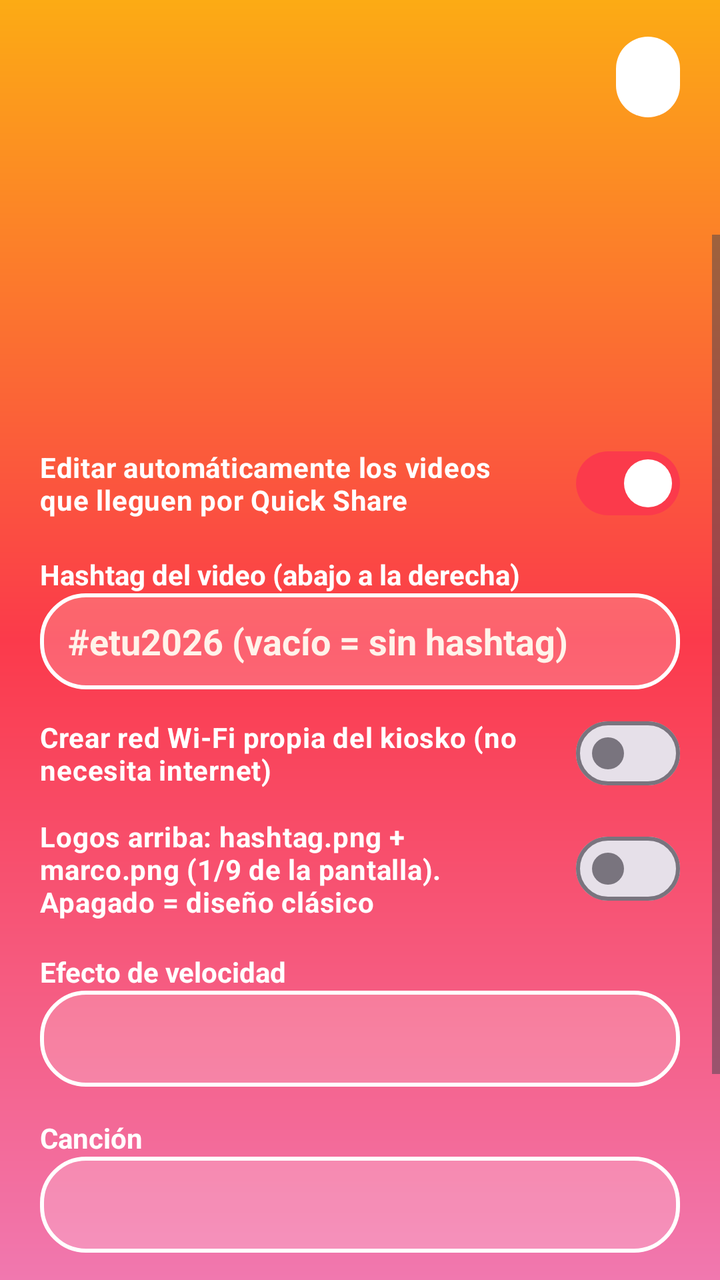
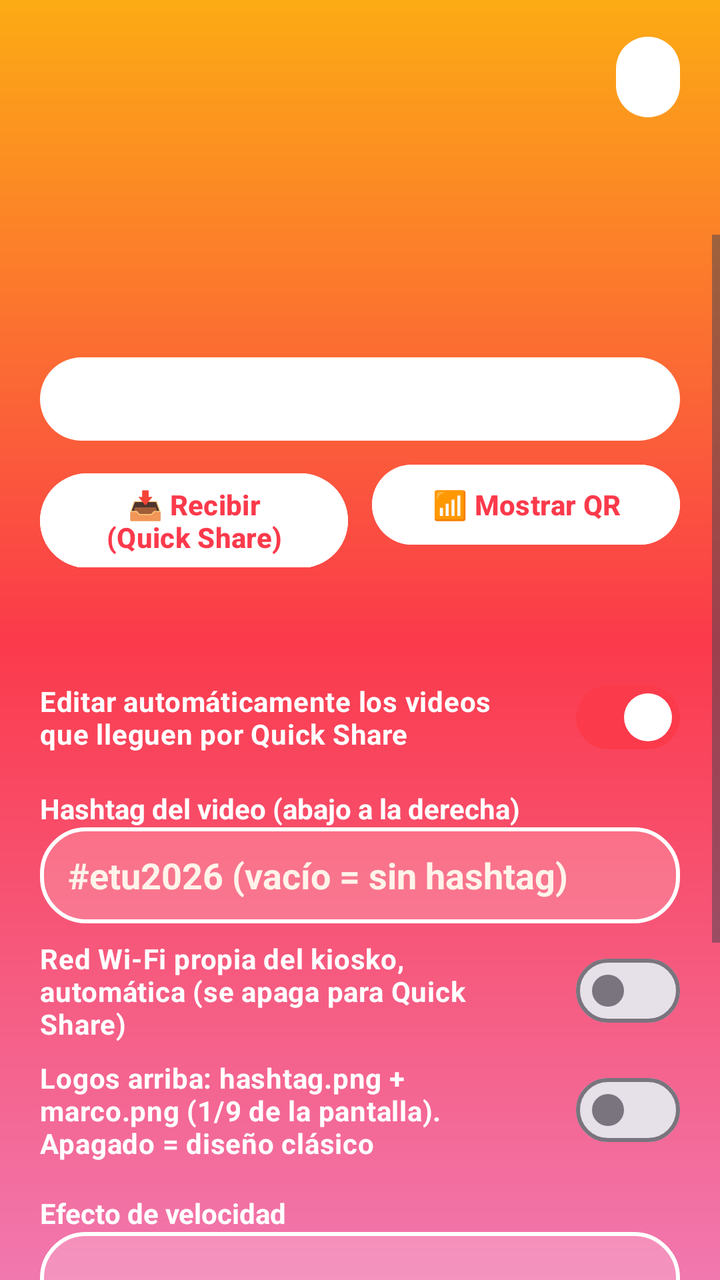

Compare the two renders of this Android layout. The source of the first and the diff that turns it into the second are given below.
<!-- AndroidManifest.xml: application theme Theme.Kiosko -->
<!-- res/layout/activity_main.xml -->
<?xml version="1.0" encoding="utf-8"?>
<LinearLayout xmlns:android="http://schemas.android.com/apk/res/android"
    xmlns:app="http://schemas.android.com/apk/res-auto"
    android:layout_width="match_parent"
    android:layout_height="match_parent"
    android:background="@drawable/bg_screen"
    android:orientation="vertical">

    
    <LinearLayout
        android:layout_width="match_parent"
        android:layout_height="wrap_content"
        android:gravity="center_vertical"
        android:orientation="horizontal"
        android:paddingStart="20dp"
        android:paddingTop="16dp"
        android:paddingEnd="20dp">

        <TextView
            android:id="@+id/hashtag"
            android:layout_width="0dp"
            android:layout_height="wrap_content"
            android:layout_weight="1"
            android:rotation="-3"
            android:shadowColor="@color/coral"
            android:shadowDy="4"
            android:shadowRadius="1"
            android:textColor="@color/blanco"
            android:textSize="34sp"
            android:textStyle="bold" />

        <TextView
            android:id="@+id/counter"
            android:layout_width="wrap_content"
            android:layout_height="wrap_content"
            android:background="@drawable/bg_pill"
            android:paddingStart="16dp"
            android:paddingTop="8dp"
            android:paddingEnd="16dp"
            android:paddingBottom="8dp"
            android:textColor="@color/rojo"
            android:textSize="18sp"
            android:textStyle="bold" />
    </LinearLayout>

    <com.google.android.material.tabs.TabLayout
        android:id="@+id/tabs"
        android:layout_width="match_parent"
        android:layout_height="wrap_content"
        android:layout_marginTop="8dp"
        android:background="@android:color/transparent"
        app:tabIndicatorColor="@color/blanco"
        app:tabIndicatorFullWidth="false"
        app:tabIndicatorHeight="4dp"
        app:tabSelectedTextColor="@color/blanco"
        app:tabTextColor="@color/blanco_suave" />

    <FrameLayout
        android:layout_width="match_parent"
        android:layout_height="0dp"
        android:layout_weight="1">

        
        <ScrollView
            android:id="@+id/livePanel"
            android:layout_width="match_parent"
            android:layout_height="match_parent"
            android:fillViewport="true">

            <LinearLayout
                android:layout_width="match_parent"
                android:layout_height="wrap_content"
                android:gravity="center_horizontal"
                android:orientation="vertical"
                android:padding="20dp">

                <TextView
                    android:id="@+id/status"
                    android:layout_width="match_parent"
                    android:layout_height="wrap_content"
                    android:gravity="center"
                    android:textColor="@color/blanco"
                    android:textSize="22sp"
                    android:textStyle="bold" />

                <ProgressBar
                    android:id="@+id/progress"
                    style="?android:attr/progressBarStyleHorizontal"
                    android:layout_width="match_parent"
                    android:layout_height="wrap_content"
                    android:layout_marginTop="12dp"
                    android:max="100"
                    android:progressBackgroundTint="@color/blanco_suave"
                    android:progressTint="@color/blanco"
                    android:visibility="gone" />

                
                <LinearLayout
                    android:id="@+id/resultRow"
                    android:layout_width="match_parent"
                    android:layout_height="wrap_content"
                    android:layout_marginTop="20dp"
                    android:baselineAligned="false"
                    android:gravity="center"
                    android:orientation="horizontal"
                    android:visibility="gone">

                    <LinearLayout
                        android:layout_width="0dp"
                        android:layout_height="wrap_content"
                        android:layout_marginEnd="12dp"
                        android:layout_weight="1"
                        android:background="@drawable/bg_card"
                        android:gravity="center_horizontal"
                        android:orientation="vertical"
                        android:padding="8dp">

                        <ImageView
                            android:id="@+id/preview"
                            android:layout_width="match_parent"
                            android:layout_height="300dp"
                            android:contentDescription="@string/preview_description"
                            android:scaleType="fitCenter" />

                        <TextView
                            android:id="@+id/previewLabel"
                            android:layout_width="wrap_content"
                            android:layout_height="wrap_content"
                            android:layout_marginTop="6dp"
                            android:textColor="@color/blanco"
                            android:textSize="16sp"
                            android:textStyle="bold" />
                    </LinearLayout>

                    <LinearLayout
                        android:layout_width="0dp"
                        android:layout_height="wrap_content"
                        android:layout_weight="1"
                        android:gravity="center_horizontal"
                        android:orientation="vertical">

                        <ImageView
                            android:id="@+id/qr"
                            android:layout_width="match_parent"
                            android:layout_height="wrap_content"
                            android:adjustViewBounds="true"
                            android:background="@drawable/bg_qr"
                            android:contentDescription="@string/qr_description"
                            android:padding="12dp"
                            android:scaleType="fitCenter" />

                        <TextView
                            android:layout_width="wrap_content"
                            android:layout_height="wrap_content"
                            android:layout_marginTop="10dp"
                            android:background="@drawable/bg_pill"
                            android:paddingStart="14dp"
                            android:paddingTop="6dp"
                            android:paddingEnd="14dp"
                            android:paddingBottom="6dp"
                            android:text="@string/scan_me"
                            android:textColor="@color/rojo"
                            android:textSize="16sp"
                            android:textStyle="bold" />
                    </LinearLayout>
                </LinearLayout>

                <CheckBox
                    android:id="@+id/authorizeCheck"
                    android:layout_width="match_parent"
                    android:layout_height="wrap_content"
                    android:layout_marginTop="14dp"
                    android:background="@drawable/bg_card"
                    android:buttonTint="@color/blanco"
                    android:minHeight="56dp"
                    android:padding="10dp"
                    android:text="@string/authorize"
                    android:textColor="@color/blanco"
                    android:textSize="18sp"
                    android:textStyle="bold"
                    android:visibility="gone" />

                
                <LinearLayout
                    android:id="@+id/wifiRow"
                    android:layout_width="match_parent"
                    android:layout_height="wrap_content"
                    android:layout_marginTop="14dp"
                    android:background="@drawable/bg_card"
                    android:gravity="center_vertical"
                    android:orientation="horizontal"
                    android:padding="10dp"
                    android:visibility="gone">

                    <ImageView
                        android:id="@+id/wifiQr"
                        android:layout_width="130dp"
                        android:layout_height="130dp"
                        android:background="@drawable/bg_qr"
                        android:contentDescription="@string/wifi_qr_description"
                        android:padding="6dp"
                        android:scaleType="fitCenter" />

                    <TextView
                        android:id="@+id/wifiText"
                        android:layout_width="0dp"
                        android:layout_height="wrap_content"
                        android:layout_marginStart="12dp"
                        android:layout_weight="1"
                        android:textColor="@color/blanco"
                        android:textSize="15sp" />
                </LinearLayout>

                <TextView
                    android:id="@+id/url"
                    android:layout_width="wrap_content"
                    android:layout_height="wrap_content"
                    android:layout_marginTop="8dp"
                    android:textColor="@color/blanco_suave"
                    android:textIsSelectable="true"
                    android:textSize="14sp" />

                <com.google.android.material.materialswitch.MaterialSwitch
                    android:id="@+id/autoSwitch"
                    android:layout_width="match_parent"
                    android:layout_height="wrap_content"
                    android:layout_marginTop="24dp"
                    android:checked="true"
                    android:text="@string/auto_process"
                    android:textColor="@color/blanco"
                    android:textStyle="bold" />

                <TextView
                    android:layout_width="match_parent"
                    android:layout_height="wrap_content"
                    android:layout_marginTop="12dp"
                    android:text="@string/hashtag_label"
                    android:textColor="@color/blanco"
                    android:textStyle="bold" />

                <EditText
                    android:id="@+id/hashtagInput"
                    android:layout_width="match_parent"
                    android:layout_height="wrap_content"
                    android:background="@drawable/bg_card"
                    android:hint="@string/hashtag_hint"
                    android:importantForAutofill="no"
                    android:inputType="text"
                    android:maxLength="40"
                    android:minHeight="48dp"
                    android:paddingStart="14dp"
                    android:paddingEnd="14dp"
                    android:textColor="@color/blanco"
                    android:textColorHint="@color/blanco_suave"
                    android:textStyle="bold" />

                <com.google.android.material.materialswitch.MaterialSwitch
                    android:id="@+id/ownNetworkSwitch"
                    android:layout_width="match_parent"
                    android:layout_height="wrap_content"
                    android:layout_marginTop="8dp"
                    android:text="@string/own_network"
                    android:textColor="@color/blanco"
                    android:textStyle="bold" />

                <com.google.android.material.materialswitch.MaterialSwitch
                    android:id="@+id/doubleLogoSwitch"
                    android:layout_width="match_parent"
                    android:layout_height="wrap_content"
                    android:layout_marginTop="8dp"
                    android:text="@string/double_logo"
                    android:textColor="@color/blanco"
                    android:textStyle="bold" />

                <TextView
                    android:id="@+id/doubleLogoWarning"
                    android:layout_width="match_parent"
                    android:layout_height="wrap_content"
                    android:text="@string/double_logo_missing"
                    android:textColor="@color/blanco"
                    android:visibility="gone" />

                <TextView
                    android:layout_width="match_parent"
                    android:layout_height="wrap_content"
                    android:layout_marginTop="16dp"
                    android:text="@string/speed_label"
                    android:textColor="@color/blanco"
                    android:textStyle="bold" />

                <Spinner
                    android:id="@+id/speedSpinner"
                    android:layout_width="match_parent"
                    android:layout_height="wrap_content"
                    android:background="@drawable/bg_card"
                    android:minHeight="48dp"
                    android:popupBackground="@color/blanco" />

                <TextView
                    android:layout_width="match_parent"
                    android:layout_height="wrap_content"
                    android:layout_marginTop="16dp"
                    android:text="@string/music_label"
                    android:textColor="@color/blanco"
                    android:textStyle="bold" />

                <Spinner
                    android:id="@+id/musicSpinner"
                    android:layout_width="match_parent"
                    android:layout_height="wrap_content"
                    android:background="@drawable/bg_card"
                    android:minHeight="48dp"
                    android:popupBackground="@color/blanco" />

                <TextView
                    android:id="@+id/musicWarning"
                    android:layout_width="match_parent"
                    android:layout_height="wrap_content"
                    android:text="@string/music_missing"
                    android:textColor="@color/blanco"
                    android:visibility="gone" />

                <Button
                    android:id="@+id/pickButton"
                    android:layout_width="match_parent"
                    android:layout_height="wrap_content"
                    android:layout_marginTop="16dp"
                    android:backgroundTint="@color/blanco"
                    android:text="@string/pick_video"
                    android:textColor="@color/rojo"
                    android:textStyle="bold" />

                <TextView
                    android:id="@+id/networkInfo"
                    android:layout_width="match_parent"
                    android:layout_height="wrap_content"
                    android:layout_marginTop="16dp"
                    android:textColor="@color/blanco_suave"
                    android:textSize="13sp" />

                <TextView
                    android:id="@+id/folderInfo"
                    android:layout_width="match_parent"
                    android:layout_height="wrap_content"
                    android:layout_marginTop="8dp"
                    android:textColor="@color/blanco_suave"
                    android:textSize="12sp" />
            </LinearLayout>
        </ScrollView>

        
        <LinearLayout
            android:id="@+id/historyPanel"
            android:layout_width="match_parent"
            android:layout_height="match_parent"
            android:orientation="vertical"
            android:paddingStart="12dp"
            android:paddingEnd="12dp"
            android:visibility="gone">

            <TextView
                android:id="@+id/historyCount"
                android:layout_width="match_parent"
                android:layout_height="wrap_content"
                android:padding="8dp"
                android:textColor="@color/blanco"
                android:textStyle="bold" />

            <TextView
                android:id="@+id/historyEmpty"
                android:layout_width="match_parent"
                android:layout_height="wrap_content"
                android:gravity="center"
                android:padding="32dp"
                android:text="@string/history_empty"
                android:textColor="@color/blanco"
                android:textSize="16sp"
                android:visibility="gone" />

            <androidx.recyclerview.widget.RecyclerView
                android:id="@+id/historyList"
                android:layout_width="match_parent"
                android:layout_height="0dp"
                android:layout_weight="1"
                android:clipToPadding="false"
                android:paddingBottom="16dp" />
        </LinearLayout>
    </FrameLayout>
</LinearLayout>
<!-- resources referenced by this layout -->
<resources>
  <color name="blanco">#FFFFFF</color>
  <color name="blanco_suave">#FFF3EA</color>
  <color name="coral">#F54945</color>
  <color name="rojo">#FB3A4B</color>
  <!-- drawable bg_card (drawable) -->
  <?xml version="1.0" encoding="utf-8"?>
  <shape xmlns:android="http://schemas.android.com/apk/res/android">
      <solid android:color="@color/fondo_tarjeta" />
      <stroke android:width="2dp" android:color="@color/blanco" />
      <corners android:radius="22dp" />
  </shape>
  <!-- drawable bg_pill (drawable) -->
  <?xml version="1.0" encoding="utf-8"?>
  <shape xmlns:android="http://schemas.android.com/apk/res/android">
      <solid android:color="@color/blanco" />
      <corners android:radius="999dp" />
  </shape>
  <!-- drawable bg_qr (drawable) -->
  <?xml version="1.0" encoding="utf-8"?>
  <shape xmlns:android="http://schemas.android.com/apk/res/android">
      <solid android:color="@color/blanco" />
      <stroke android:width="5dp" android:color="@color/coral" />
      <corners android:radius="22dp" />
  </shape>
  <!-- drawable bg_screen (drawable) -->
  <?xml version="1.0" encoding="utf-8"?>
  <shape xmlns:android="http://schemas.android.com/apk/res/android">
      <gradient
          android:angle="300"
          android:centerColor="@color/rojo"
          android:endColor="@color/rosa"
          android:startColor="@color/amarillo"
          android:type="linear" />
  </shape>
  <string name="authorize">Autorizo compartir mi video en redes sociales</string>
  <string name="auto_process">Editar automáticamente los videos que lleguen por Quick Share</string>
  <string name="double_logo">Logos arriba: hashtag.png + marco.png (1/9 de la pantalla). Apagado = diseño clásico</string>
  <string name="double_logo_missing">⚠️ No se encontró hashtag.png en Download &gt; INSUMOS: se usará el diseño clásico.</string>
  <string name="hashtag_hint">#etu2026 (vacío = sin hashtag)</string>
  <string name="hashtag_label">Hashtag del video (abajo a la derecha)</string>
  <string name="history_empty">Todavía no hay videos procesados.</string>
  <string name="music_label">Canción</string>
  <string name="music_missing">No se encontraron canciones. Copia los .mp3 en Almacenamiento interno &gt; Download &gt; INSUMOS y da permiso de \"Música y audio\" a la app.</string>
  <string name="own_network">Crear red Wi-Fi propia del kiosko (no necesita internet)</string>
  <string name="pick_video">Elegir un video manualmente</string>
  <string name="preview_description">Vista previa del video a compartir</string>
  <string name="qr_description">Código QR para descargar el video</string>
  <string name="scan_me">Escanéame 📲</string>
  <string name="speed_label">Efecto de velocidad</string>
  <string name="wifi_qr_description">QR para conectarse a la red Wi-Fi del kiosko</string>
  <style name="Theme.Kiosko" parent="Theme.Material3.Light.NoActionBar">
          <item name="colorPrimary">@color/rojo</item>
          <item name="colorOnPrimary">@color/blanco</item>
          <item name="colorSecondary">@color/amarillo</item>
          <item name="android:windowBackground">@drawable/bg_screen</item>
          <item name="android:statusBarColor">@color/naranja</item>
          <item name="android:navigationBarColor">@color/rosa</item>
      </style>
  <color name="fondo_tarjeta">#33FFFFFF</color>
  <color name="rosa">#F178AF</color>
  <color name="amarillo">#FCAB14</color>
  <color name="naranja">#F68425</color>
</resources>

<!-- the commit's change to res/layout/activity_main.xml (unified diff, before → after) -->
@@ -93,6 +93,48 @@
                     android:progressBackgroundTint="@color/blanco_suave"
                     android:progressTint="@color/blanco"
                     android:visibility="gone" />
+
+                
+                <TextView
+                    android:id="@+id/modeText"
+                    android:layout_width="match_parent"
+                    android:layout_height="wrap_content"
+                    android:layout_marginTop="12dp"
+                    android:background="@drawable/bg_pill"
+                    android:gravity="center"
+                    android:padding="10dp"
+                    android:textColor="@color/rojo"
+                    android:textSize="16sp"
+                    android:textStyle="bold" />
+
+                <LinearLayout
+                    android:layout_width="match_parent"
+                    android:layout_height="wrap_content"
+                    android:layout_marginTop="8dp"
+                    android:orientation="horizontal">
+
+                    <Button
+                        android:id="@+id/receiveButton"
+                        android:layout_width="0dp"
+                        android:layout_height="wrap_content"
+                        android:layout_marginEnd="6dp"
+                        android:layout_weight="1"
+                        android:backgroundTint="@color/blanco"
+                        android:text="@string/receive_button"
+                        android:textColor="@color/rojo"
+                        android:textStyle="bold" />
+
+                    <Button
+                        android:id="@+id/shareButton"
+                        android:layout_width="0dp"
+                        android:layout_height="wrap_content"
+                        android:layout_marginStart="6dp"
+                        android:layout_weight="1"
+                        android:backgroundTint="@color/blanco"
+                        android:text="@string/share_button"
+                        android:textColor="@color/rojo"
+                        android:textStyle="bold" />
+                </LinearLayout>
 
                 
                 <LinearLayout
<!-- resource entries referenced after the edit -->
@@ -43,11 +43,13 @@
   <string name="history_empty">Todavía no hay videos procesados.</string>
   <string name="music_label">Canción</string>
   <string name="music_missing">No se encontraron canciones. Copia los .mp3 en Almacenamiento interno &gt; Download &gt; INSUMOS y da permiso de \"Música y audio\" a la app.</string>
-  <string name="own_network">Crear red Wi-Fi propia del kiosko (no necesita internet)</string>
+  <string name="own_network">Red Wi-Fi propia del kiosko, automática (se apaga para Quick Share)</string>
   <string name="pick_video">Elegir un video manualmente</string>
   <string name="preview_description">Vista previa del video a compartir</string>
   <string name="qr_description">Código QR para descargar el video</string>
+  <string name="receive_button">📥 Recibir (Quick Share)</string>
   <string name="scan_me">Escanéame 📲</string>
+  <string name="share_button">📶 Mostrar QR</string>
   <string name="speed_label">Efecto de velocidad</string>
   <string name="wifi_qr_description">QR para conectarse a la red Wi-Fi del kiosko</string>
   <style name="Theme.Kiosko" parent="Theme.Material3.Light.NoActionBar">
